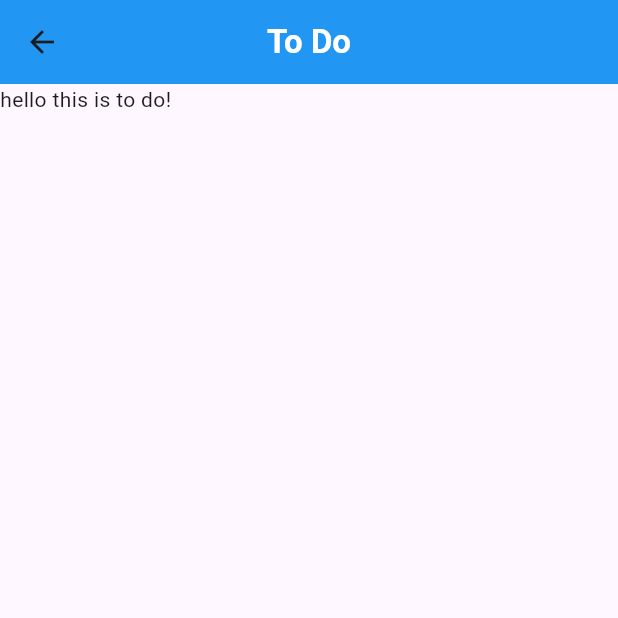
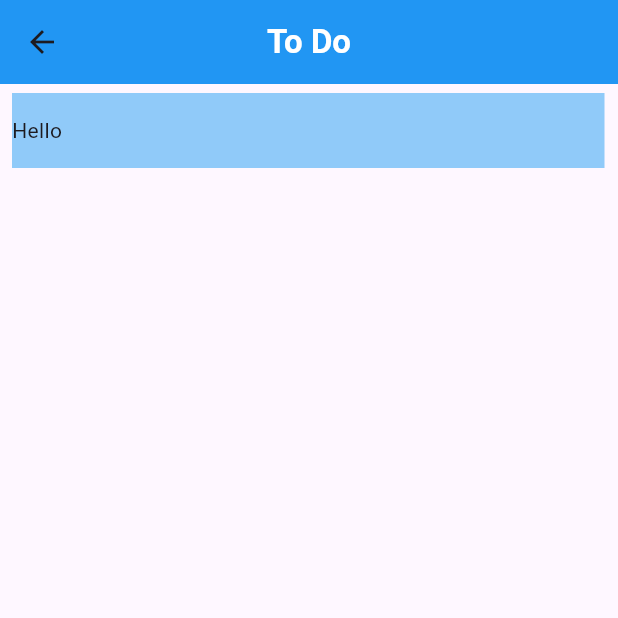
Before and after one commit to JotaDouglas/ToDoAPP, a Flutter app: the TodoPage screen opened directly, on a phone screen of 412 x 824 dp, the top half of it. Run offline on Flutter 3.47's test engine with Material 3 defaults, Android fonts, the phone set to English and light mode, and no system bars.

Commit message:
developing to do page and tile

```diff
--- a/lib/page/homePage.dart
+++ b/lib/page/homePage.dart
@@ -55,6 +55,7 @@ class _HomePageState extends State<HomePage> {
           ],
         ),
       ),
+
       body: const SizedBox(
         height: double.infinity,
         width: double.infinity,
--- a/lib/page/todoPage.dart
+++ b/lib/page/todoPage.dart
@@ -1,4 +1,7 @@
+// ignore_for_file: prefer_const_constructors, prefer_const_literals_to_create_immutables
+
 import 'package:flutter/material.dart';
+import 'package:to_do_app/util/toDoTile.dart';
 
 class TodoPage extends StatelessWidget {
   const TodoPage({super.key});
@@ -11,10 +14,11 @@ class TodoPage extends StatelessWidget {
         backgroundColor: Colors.blue[500],
         centerTitle: true,
       ),
-      body: const Column(
+      body: ListView(
         children: [
-          Text("hello this is to do!")
+          TodoTiles(todoText: 'Hello'),
+
         ],
-      ),
+      )
     );
 }}
--- /dev/null
+++ b/lib/util/toDoTile.dart
@@ -0,0 +1,28 @@
+// ignore_for_file: avoid_unnecessary_containers
+
+import 'package:flutter/material.dart';
+
+class TodoTiles extends StatelessWidget {
+  final String todoText;
+
+  const TodoTiles({super.key, required this.todoText});
+
+
+  @override
+  Widget build(BuildContext context) {
+
+    return Padding(
+      padding: const EdgeInsets.only(left: 8, right: 9, top: 6,),
+      child: Container(
+        height: 50,
+        width: double.infinity,
+        color: Colors.blue[200],
+        child: Row(
+          children: [
+            Text(todoText),
+          ],
+        ),
+      ),
+    );
+  }
+}
```
